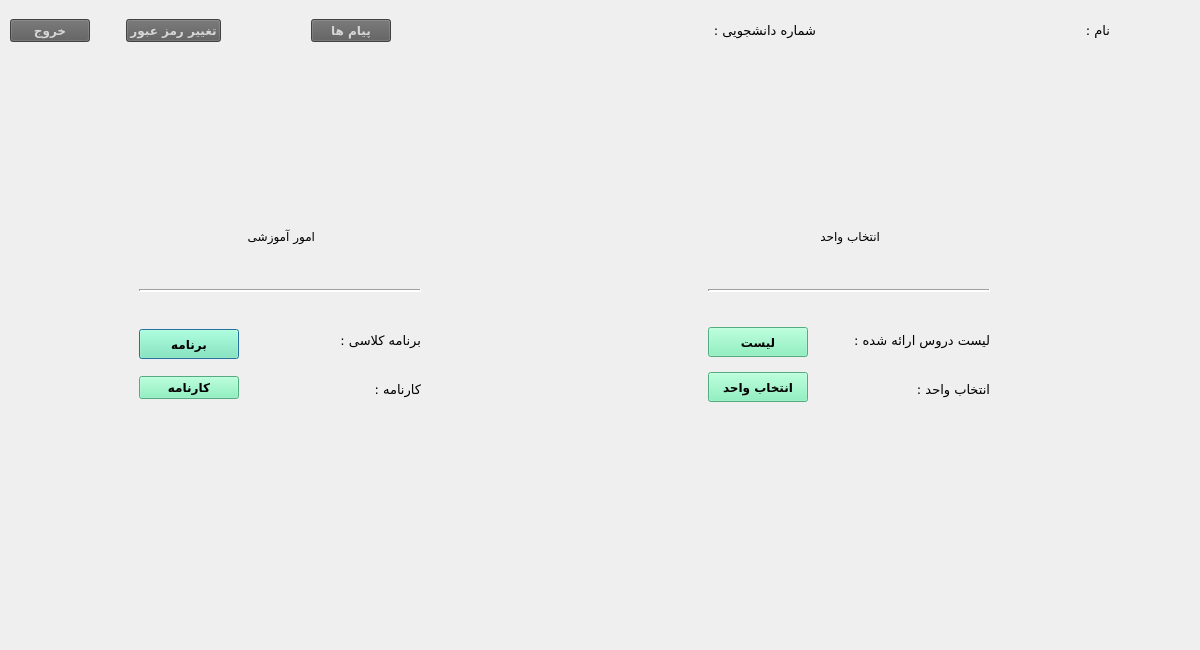
This is studentmaindialog.ui in AliRn76/Student-Portal as Qt 5 draws it before an edit. The edited form follows.
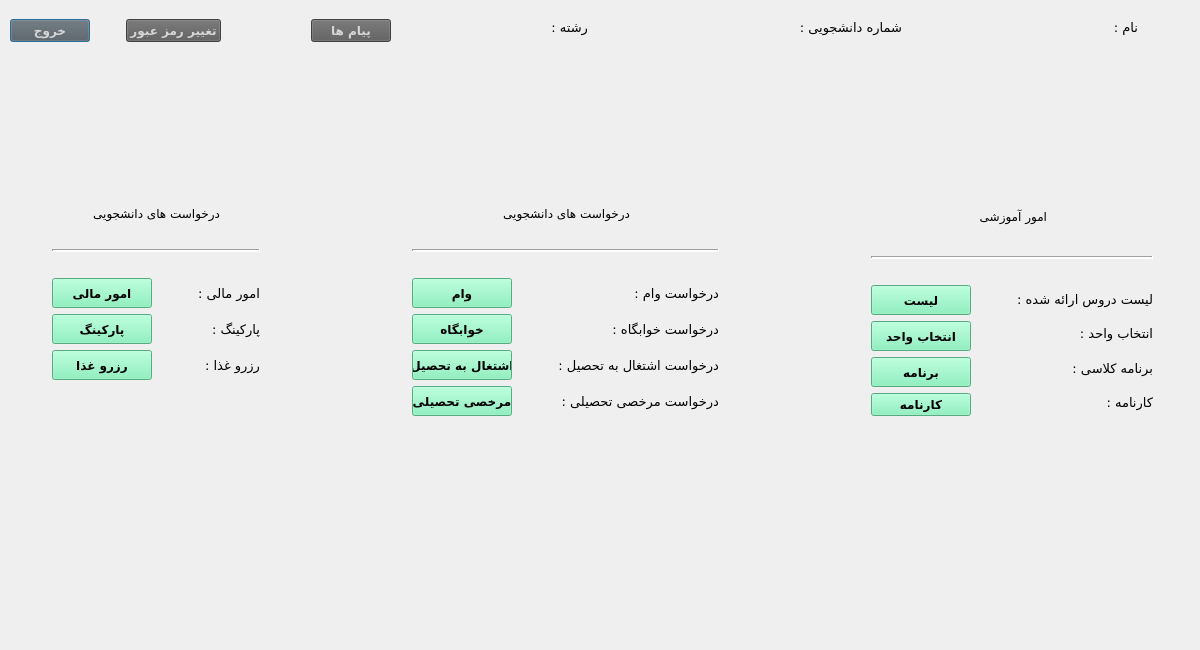
This is the edited form.

Commit message: barname fix shod

```diff
--- a/studentmaindialog.ui
+++ b/studentmaindialog.ui
@@ -13,21 +13,510 @@
   <property name="windowTitle">
    <string>صفحه اصلی دانشجو</string>
   </property>
-  <widget class="QWidget" name="layoutWidget_3">
+  <widget class="QWidget" name="layoutWidget">
    <property name="geometry">
     <rect>
-     <x>139</x>
-     <y>190</y>
-     <width>851</width>
-     <height>221</height>
+     <x>10</x>
+     <y>10</y>
+     <width>381</width>
+     <height>41</height>
     </rect>
    </property>
-   <layout class="QHBoxLayout" name="horizontalLayout_9">
+   <layout class="QHBoxLayout" name="horizontalLayout_2">
     <item>
-     <layout class="QVBoxLayout" name="verticalLayout_6">
+     <widget class="QPushButton" name="pushButton_exit">
+      <property name="font">
+       <font>
+        <family>B Nazanin</family>
+        <pointsize>9</pointsize>
+        <weight>75</weight>
+        <bold>true</bold>
+       </font>
+      </property>
+      <property name="styleSheet">
+       <string notr="true">background-color: rgb(91, 91, 91);
+color: rgb(214, 214, 214);</string>
+      </property>
+      <property name="text">
+       <string>خروج</string>
+      </property>
+     </widget>
+    </item>
+    <item>
+     <spacer name="horizontalSpacer_12">
+      <property name="orientation">
+       <enum>Qt::Horizontal</enum>
+      </property>
+      <property name="sizeType">
+       <enum>QSizePolicy::Minimum</enum>
+      </property>
+      <property name="sizeHint" stdset="0">
+       <size>
+        <width>30</width>
+        <height>20</height>
+       </size>
+      </property>
+     </spacer>
+    </item>
+    <item>
+     <widget class="QPushButton" name="pushButton_setting">
+      <property name="font">
+       <font>
+        <family>B Nazanin</family>
+        <pointsize>9</pointsize>
+        <weight>75</weight>
+        <bold>true</bold>
+       </font>
+      </property>
+      <property name="styleSheet">
+       <string notr="true">background-color: rgb(91, 91, 91);
+color: rgb(214, 214, 214);</string>
+      </property>
+      <property name="text">
+       <string>تغییر رمز عبور</string>
+      </property>
+     </widget>
+    </item>
+    <item>
+     <spacer name="horizontalSpacer_7">
+      <property name="orientation">
+       <enum>Qt::Horizontal</enum>
+      </property>
+      <property name="sizeHint" stdset="0">
+       <size>
+        <width>40</width>
+        <height>20</height>
+       </size>
+      </property>
+     </spacer>
+    </item>
+    <item>
+     <widget class="QPushButton" name="pushButton_5">
+      <property name="font">
+       <font>
+        <family>B Nazanin</family>
+        <pointsize>9</pointsize>
+        <weight>75</weight>
+        <bold>true</bold>
+       </font>
+      </property>
+      <property name="styleSheet">
+       <string notr="true">background-color: rgb(91, 91, 91);
+color: rgb(214, 214, 214);</string>
+      </property>
+      <property name="text">
+       <string>پیام ها</string>
+      </property>
+     </widget>
+    </item>
+   </layout>
+  </widget>
+  <widget class="QWidget" name="">
+   <property name="geometry">
+    <rect>
+     <x>537</x>
+     <y>10</y>
+     <width>601</width>
+     <height>34</height>
+    </rect>
+   </property>
+   <layout class="QHBoxLayout" name="horizontalLayout_6">
+    <item>
+     <layout class="QHBoxLayout" name="horizontalLayout_9">
+      <item>
+       <widget class="QLabel" name="label_field">
+        <property name="font">
+         <font>
+          <family>B Roya</family>
+          <pointsize>10</pointsize>
+          <weight>75</weight>
+          <bold>true</bold>
+         </font>
+        </property>
+        <property name="text">
+         <string/>
+        </property>
+       </widget>
+      </item>
+      <item>
+       <widget class="QLabel" name="label_13">
+        <property name="font">
+         <font>
+          <family>B Titr</family>
+          <pointsize>10</pointsize>
+         </font>
+        </property>
+        <property name="text">
+         <string>رشته :</string>
+        </property>
+       </widget>
+      </item>
+     </layout>
+    </item>
+    <item>
+     <spacer name="horizontalSpacer_20">
+      <property name="orientation">
+       <enum>Qt::Horizontal</enum>
+      </property>
+      <property name="sizeHint" stdset="0">
+       <size>
+        <width>40</width>
+        <height>20</height>
+       </size>
+      </property>
+     </spacer>
+    </item>
+    <item>
+     <layout class="QHBoxLayout" name="horizontalLayout_5">
+      <item>
+       <widget class="QLabel" name="label_stuCode">
+        <property name="font">
+         <font>
+          <family>B Roya</family>
+          <pointsize>10</pointsize>
+          <weight>75</weight>
+          <bold>true</bold>
+         </font>
+        </property>
+        <property name="text">
+         <string/>
+        </property>
+       </widget>
+      </item>
+      <item>
+       <widget class="QLabel" name="label_3">
+        <property name="font">
+         <font>
+          <family>B Titr</family>
+          <pointsize>10</pointsize>
+         </font>
+        </property>
+        <property name="text">
+         <string>شماره دانشجویی :</string>
+        </property>
+       </widget>
+      </item>
+     </layout>
+    </item>
+    <item>
+     <spacer name="horizontalSpacer">
+      <property name="orientation">
+       <enum>Qt::Horizontal</enum>
+      </property>
+      <property name="sizeHint" stdset="0">
+       <size>
+        <width>40</width>
+        <height>20</height>
+       </size>
+      </property>
+     </spacer>
+    </item>
+    <item>
+     <layout class="QHBoxLayout" name="horizontalLayout_4">
+      <item>
+       <widget class="QLabel" name="label_name">
+        <property name="font">
+         <font>
+          <family>B Roya</family>
+          <pointsize>10</pointsize>
+          <weight>75</weight>
+          <bold>true</bold>
+         </font>
+        </property>
+        <property name="text">
+         <string/>
+        </property>
+       </widget>
+      </item>
+      <item>
+       <widget class="QLabel" name="label">
+        <property name="font">
+         <font>
+          <family>B Titr</family>
+          <pointsize>10</pointsize>
+         </font>
+        </property>
+        <property name="text">
+         <string>نام :</string>
+        </property>
+       </widget>
+      </item>
+     </layout>
+    </item>
+   </layout>
+  </widget>
+  <widget class="QWidget" name="">
+   <property name="geometry">
+    <rect>
+     <x>52</x>
+     <y>183</y>
+     <width>1101</width>
+     <height>233</height>
+    </rect>
+   </property>
+   <layout class="QHBoxLayout" name="horizontalLayout_12">
+    <item>
+     <layout class="QVBoxLayout" name="verticalLayout_9">
       <item>
        <layout class="QHBoxLayout" name="horizontalLayout_7">
         <item>
+         <spacer name="horizontalSpacer_14">
+          <property name="orientation">
+           <enum>Qt::Horizontal</enum>
+          </property>
+          <property name="sizeHint" stdset="0">
+           <size>
+            <width>40</width>
+            <height>20</height>
+           </size>
+          </property>
+         </spacer>
+        </item>
+        <item>
+         <widget class="QLabel" name="label_14">
+          <property name="font">
+           <font>
+            <family>B Titr</family>
+            <pointsize>9</pointsize>
+           </font>
+          </property>
+          <property name="text">
+           <string>درخواست های دانشجویی</string>
+          </property>
+         </widget>
+        </item>
+        <item>
+         <spacer name="horizontalSpacer_15">
+          <property name="orientation">
+           <enum>Qt::Horizontal</enum>
+          </property>
+          <property name="sizeHint" stdset="0">
+           <size>
+            <width>40</width>
+            <height>20</height>
+           </size>
+          </property>
+         </spacer>
+        </item>
+       </layout>
+      </item>
+      <item>
+       <widget class="Line" name="line_3">
+        <property name="lineWidth">
+         <number>2</number>
+        </property>
+        <property name="orientation">
+         <enum>Qt::Horizontal</enum>
+        </property>
+       </widget>
+      </item>
+      <item>
+       <spacer name="horizontalSpacer_16">
+        <property name="orientation">
+         <enum>Qt::Horizontal</enum>
+        </property>
+        <property name="sizeHint" stdset="0">
+         <size>
+          <width>208</width>
+          <height>20</height>
+         </size>
+        </property>
+       </spacer>
+      </item>
+      <item>
+       <layout class="QHBoxLayout" name="horizontalLayout_8">
+        <item>
+         <layout class="QVBoxLayout" name="verticalLayout_2">
+          <item>
+           <widget class="QPushButton" name="pushButton_financial">
+            <property name="minimumSize">
+             <size>
+              <width>100</width>
+              <height>30</height>
+             </size>
+            </property>
+            <property name="maximumSize">
+             <size>
+              <width>100</width>
+              <height>30</height>
+             </size>
+            </property>
+            <property name="font">
+             <font>
+              <family>B Nazanin</family>
+              <pointsize>9</pointsize>
+              <weight>75</weight>
+              <bold>true</bold>
+             </font>
+            </property>
+            <property name="styleSheet">
+             <string notr="true">background-color:rgb(118, 240, 179)</string>
+            </property>
+            <property name="text">
+             <string>امور مالی</string>
+            </property>
+           </widget>
+          </item>
+          <item>
+           <widget class="QPushButton" name="pushButton_parking">
+            <property name="minimumSize">
+             <size>
+              <width>100</width>
+              <height>30</height>
+             </size>
+            </property>
+            <property name="maximumSize">
+             <size>
+              <width>100</width>
+              <height>30</height>
+             </size>
+            </property>
+            <property name="font">
+             <font>
+              <family>B Nazanin</family>
+              <pointsize>9</pointsize>
+              <weight>75</weight>
+              <bold>true</bold>
+             </font>
+            </property>
+            <property name="styleSheet">
+             <string notr="true">background-color:rgb(118, 240, 179)</string>
+            </property>
+            <property name="text">
+             <string>پارکینگ</string>
+            </property>
+           </widget>
+          </item>
+          <item>
+           <widget class="QPushButton" name="pushButton_food">
+            <property name="minimumSize">
+             <size>
+              <width>100</width>
+              <height>30</height>
+             </size>
+            </property>
+            <property name="maximumSize">
+             <size>
+              <width>100</width>
+              <height>30</height>
+             </size>
+            </property>
+            <property name="font">
+             <font>
+              <family>B Nazanin</family>
+              <pointsize>9</pointsize>
+              <weight>75</weight>
+              <bold>true</bold>
+             </font>
+            </property>
+            <property name="styleSheet">
+             <string notr="true">background-color:rgb(118, 240, 179)</string>
+            </property>
+            <property name="text">
+             <string>رزرو غذا</string>
+            </property>
+           </widget>
+          </item>
+          <item>
+           <widget class="QLabel" name="label_18">
+            <property name="minimumSize">
+             <size>
+              <width>0</width>
+              <height>30</height>
+             </size>
+            </property>
+            <property name="text">
+             <string/>
+            </property>
+           </widget>
+          </item>
+         </layout>
+        </item>
+        <item>
+         <spacer name="horizontalSpacer_17">
+          <property name="orientation">
+           <enum>Qt::Horizontal</enum>
+          </property>
+          <property name="sizeHint" stdset="0">
+           <size>
+            <width>40</width>
+            <height>20</height>
+           </size>
+          </property>
+         </spacer>
+        </item>
+        <item>
+         <layout class="QVBoxLayout" name="verticalLayout">
+          <item>
+           <widget class="QLabel" name="label_15">
+            <property name="font">
+             <font>
+              <family>B Koodak</family>
+              <pointsize>10</pointsize>
+             </font>
+            </property>
+            <property name="text">
+             <string>امور مالی :</string>
+            </property>
+           </widget>
+          </item>
+          <item>
+           <widget class="QLabel" name="label_16">
+            <property name="font">
+             <font>
+              <family>B Koodak</family>
+              <pointsize>10</pointsize>
+             </font>
+            </property>
+            <property name="text">
+             <string>پارکینگ :</string>
+            </property>
+           </widget>
+          </item>
+          <item>
+           <widget class="QLabel" name="label_17">
+            <property name="font">
+             <font>
+              <family>B Koodak</family>
+              <pointsize>10</pointsize>
+             </font>
+            </property>
+            <property name="text">
+             <string>رزرو غذا :</string>
+            </property>
+           </widget>
+          </item>
+          <item>
+           <widget class="QLabel" name="label_19">
+            <property name="text">
+             <string/>
+            </property>
+           </widget>
+          </item>
+         </layout>
+        </item>
+       </layout>
+      </item>
+     </layout>
+    </item>
+    <item>
+     <spacer name="horizontalSpacer_9">
+      <property name="orientation">
+       <enum>Qt::Horizontal</enum>
+      </property>
+      <property name="sizeHint" stdset="0">
+       <size>
+        <width>40</width>
+        <height>20</height>
+       </size>
+      </property>
+     </spacer>
+    </item>
+    <item>
+     <layout class="QVBoxLayout" name="verticalLayout_8">
+      <item>
+       <layout class="QHBoxLayout" name="horizontalLayout_3">
+        <item>
          <spacer name="horizontalSpacer_5">
           <property name="orientation">
            <enum>Qt::Horizontal</enum>
@@ -49,7 +538,7 @@
            </font>
           </property>
           <property name="text">
-           <string>امور آموزشی</string>
+           <string>درخواست های دانشجویی</string>
           </property>
          </widget>
         </item>
@@ -85,24 +574,30 @@
         </property>
         <property name="sizeHint" stdset="0">
          <size>
-          <width>40</width>
+          <width>208</width>
           <height>20</height>
          </size>
         </property>
        </spacer>
       </item>
       <item>
-       <layout class="QHBoxLayout" name="horizontalLayout_3">
+       <layout class="QHBoxLayout" name="horizontalLayout_10">
         <item>
          <layout class="QVBoxLayout" name="verticalLayout_4">
           <item>
-           <widget class="QPushButton" name="pushButton_barnameClass">
+           <widget class="QPushButton" name="pushButton_loan">
             <property name="minimumSize">
              <size>
               <width>100</width>
               <height>30</height>
              </size>
             </property>
+            <property name="maximumSize">
+             <size>
+              <width>100</width>
+              <height>30</height>
+             </size>
+            </property>
             <property name="font">
              <font>
               <family>B Nazanin</family>
@@ -115,12 +610,24 @@
              <string notr="true">background-color:rgb(118, 240, 179)</string>
             </property>
             <property name="text">
-             <string>برنامه</string>
+             <string>وام</string>
             </property>
            </widget>
           </item>
           <item>
-           <widget class="QPushButton" name="pushButton_karname">
+           <widget class="QPushButton" name="pushButton_dorm">
+            <property name="minimumSize">
+             <size>
+              <width>100</width>
+              <height>30</height>
+             </size>
+            </property>
+            <property name="maximumSize">
+             <size>
+              <width>100</width>
+              <height>30</height>
+             </size>
+            </property>
             <property name="font">
              <font>
               <family>B Nazanin</family>
@@ -133,7 +640,67 @@
              <string notr="true">background-color:rgb(118, 240, 179)</string>
             </property>
             <property name="text">
-             <string>کارنامه</string>
+             <string>خوابگاه</string>
+            </property>
+           </widget>
+          </item>
+          <item>
+           <widget class="QPushButton" name="pushButton_eshteghal">
+            <property name="minimumSize">
+             <size>
+              <width>100</width>
+              <height>30</height>
+             </size>
+            </property>
+            <property name="maximumSize">
+             <size>
+              <width>100</width>
+              <height>30</height>
+             </size>
+            </property>
+            <property name="font">
+             <font>
+              <family>B Nazanin</family>
+              <pointsize>9</pointsize>
+              <weight>75</weight>
+              <bold>true</bold>
+             </font>
+            </property>
+            <property name="styleSheet">
+             <string notr="true">background-color:rgb(118, 240, 179)</string>
+            </property>
+            <property name="text">
+             <string>اشتغال به تحصیل</string>
+            </property>
+           </widget>
+          </item>
+          <item>
+           <widget class="QPushButton" name="pushButton_morkhasi">
+            <property name="minimumSize">
+             <size>
+              <width>100</width>
+              <height>30</height>
+             </size>
+            </property>
+            <property name="maximumSize">
+             <size>
+              <width>100</width>
+              <height>30</height>
+             </size>
+            </property>
+            <property name="font">
+             <font>
+              <family>B Nazanin</family>
+              <pointsize>9</pointsize>
+              <weight>75</weight>
+              <bold>true</bold>
+             </font>
+            </property>
+            <property name="styleSheet">
+             <string notr="true">background-color:rgb(118, 240, 179)</string>
+            </property>
+            <property name="text">
+             <string>مرخصی تحصیلی</string>
             </property>
            </widget>
           </item>
@@ -155,7 +722,7 @@
         <item>
          <layout class="QVBoxLayout" name="verticalLayout_3">
           <item>
-           <widget class="QLabel" name="label_5">
+           <widget class="QLabel" name="label_11">
             <property name="font">
              <font>
               <family>B Koodak</family>
@@ -163,12 +730,12 @@
              </font>
             </property>
             <property name="text">
-             <string>برنامه کلاسی :</string>
+             <string>درخواست وام :</string>
             </property>
            </widget>
           </item>
           <item>
-           <widget class="QLabel" name="label_4">
+           <widget class="QLabel" name="label_9">
             <property name="font">
              <font>
               <family>B Koodak</family>
@@ -176,7 +743,33 @@
              </font>
             </property>
             <property name="text">
-             <string>کارنامه :</string>
+             <string>درخواست خوابگاه :</string>
+            </property>
+           </widget>
+          </item>
+          <item>
+           <widget class="QLabel" name="label_10">
+            <property name="font">
+             <font>
+              <family>B Koodak</family>
+              <pointsize>10</pointsize>
+             </font>
+            </property>
+            <property name="text">
+             <string>درخواست اشتغال به تحصیل :</string>
+            </property>
+           </widget>
+          </item>
+          <item>
+           <widget class="QLabel" name="label_12">
+            <property name="font">
+             <font>
+              <family>B Koodak</family>
+              <pointsize>10</pointsize>
+             </font>
+            </property>
+            <property name="text">
+             <string>درخواست مرخصی تحصیلی :</string>
             </property>
            </widget>
           </item>
@@ -200,9 +793,9 @@
      </spacer>
     </item>
     <item>
-     <layout class="QVBoxLayout" name="verticalLayout_5">
+     <layout class="QVBoxLayout" name="verticalLayout_7">
       <item>
-       <layout class="QHBoxLayout" name="horizontalLayout_8">
+       <layout class="QHBoxLayout" name="horizontalLayout">
         <item>
          <spacer name="horizontalSpacer_11">
           <property name="orientation">
@@ -225,7 +818,7 @@
            </font>
           </property>
           <property name="text">
-           <string>انتخاب واحد</string>
+           <string>امور آموزشی</string>
           </property>
          </widget>
         </item>
@@ -261,16 +854,16 @@
         </property>
         <property name="sizeHint" stdset="0">
          <size>
-          <width>40</width>
+          <width>258</width>
           <height>20</height>
          </size>
         </property>
        </spacer>
       </item>
       <item>
-       <layout class="QHBoxLayout" name="horizontalLayout">
+       <layout class="QHBoxLayout" name="horizontalLayout_11">
         <item>
-         <layout class="QVBoxLayout" name="verticalLayout_2">
+         <layout class="QVBoxLayout" name="verticalLayout_6">
           <item>
            <widget class="QPushButton" name="pushButton_listErae">
             <property name="minimumSize">
@@ -319,6 +912,48 @@
             </property>
            </widget>
           </item>
+          <item>
+           <widget class="QPushButton" name="pushButton_barnameClass">
+            <property name="minimumSize">
+             <size>
+              <width>100</width>
+              <height>30</height>
+             </size>
+            </property>
+            <property name="font">
+             <font>
+              <family>B Nazanin</family>
+              <pointsize>9</pointsize>
+              <weight>75</weight>
+              <bold>true</bold>
+             </font>
+            </property>
+            <property name="styleSheet">
+             <string notr="true">background-color:rgb(118, 240, 179)</string>
+            </property>
+            <property name="text">
+             <string>برنامه</string>
+            </property>
+           </widget>
+          </item>
+          <item>
+           <widget class="QPushButton" name="pushButton_karname">
+            <property name="font">
+             <font>
+              <family>B Nazanin</family>
+              <pointsize>9</pointsize>
+              <weight>75</weight>
+              <bold>true</bold>
+             </font>
+            </property>
+            <property name="styleSheet">
+             <string notr="true">background-color:rgb(118, 240, 179)</string>
+            </property>
+            <property name="text">
+             <string>کارنامه</string>
+            </property>
+           </widget>
+          </item>
          </layout>
         </item>
         <item>
@@ -335,7 +970,7 @@
          </spacer>
         </item>
         <item>
-         <layout class="QVBoxLayout" name="verticalLayout">
+         <layout class="QVBoxLayout" name="verticalLayout_5">
           <item>
            <widget class="QLabel" name="label_6">
             <property name="font">
@@ -362,6 +997,32 @@
             </property>
            </widget>
           </item>
+          <item>
+           <widget class="QLabel" name="label_5">
+            <property name="font">
+             <font>
+              <family>B Koodak</family>
+              <pointsize>10</pointsize>
+             </font>
+            </property>
+            <property name="text">
+             <string>برنامه کلاسی :</string>
+            </property>
+           </widget>
+          </item>
+          <item>
+           <widget class="QLabel" name="label_4">
+            <property name="font">
+             <font>
+              <family>B Koodak</family>
+              <pointsize>10</pointsize>
+             </font>
+            </property>
+            <property name="text">
+             <string>کارنامه :</string>
+            </property>
+           </widget>
+          </item>
          </layout>
         </item>
        </layout>
@@ -370,193 +1031,6 @@
     </item>
    </layout>
   </widget>
-  <widget class="QWidget" name="layoutWidget_2">
-   <property name="geometry">
-    <rect>
-     <x>699</x>
-     <y>10</y>
-     <width>411</width>
-     <height>40</height>
-    </rect>
-   </property>
-   <layout class="QHBoxLayout" name="horizontalLayout_6">
-    <item>
-     <layout class="QHBoxLayout" name="horizontalLayout_5">
-      <item>
-       <widget class="QLabel" name="label_stuCode">
-        <property name="font">
-         <font>
-          <family>B Roya</family>
-          <pointsize>10</pointsize>
-          <weight>75</weight>
-          <bold>true</bold>
-         </font>
-        </property>
-        <property name="text">
-         <string/>
-        </property>
-       </widget>
-      </item>
-      <item>
-       <widget class="QLabel" name="label_3">
-        <property name="font">
-         <font>
-          <family>B Titr</family>
-          <pointsize>10</pointsize>
-         </font>
-        </property>
-        <property name="text">
-         <string>شماره دانشجویی :</string>
-        </property>
-       </widget>
-      </item>
-     </layout>
-    </item>
-    <item>
-     <spacer name="horizontalSpacer">
-      <property name="orientation">
-       <enum>Qt::Horizontal</enum>
-      </property>
-      <property name="sizeHint" stdset="0">
-       <size>
-        <width>40</width>
-        <height>20</height>
-       </size>
-      </property>
-     </spacer>
-    </item>
-    <item>
-     <layout class="QHBoxLayout" name="horizontalLayout_4">
-      <item>
-       <widget class="QLabel" name="label_name">
-        <property name="font">
-         <font>
-          <family>B Roya</family>
-          <pointsize>10</pointsize>
-          <weight>75</weight>
-          <bold>true</bold>
-         </font>
-        </property>
-        <property name="text">
-         <string/>
-        </property>
-       </widget>
-      </item>
-      <item>
-       <widget class="QLabel" name="label">
-        <property name="font">
-         <font>
-          <family>B Titr</family>
-          <pointsize>10</pointsize>
-         </font>
-        </property>
-        <property name="text">
-         <string>نام :</string>
-        </property>
-       </widget>
-      </item>
-     </layout>
-    </item>
-   </layout>
-  </widget>
-  <widget class="QWidget" name="layoutWidget">
-   <property name="geometry">
-    <rect>
-     <x>10</x>
-     <y>10</y>
-     <width>381</width>
-     <height>41</height>
-    </rect>
-   </property>
-   <layout class="QHBoxLayout" name="horizontalLayout_2">
-    <item>
-     <widget class="QPushButton" name="pushButton_exit">
-      <property name="font">
-       <font>
-        <family>B Nazanin</family>
-        <pointsize>9</pointsize>
-        <weight>75</weight>
-        <bold>true</bold>
-       </font>
-      </property>
-      <property name="styleSheet">
-       <string notr="true">background-color: rgb(91, 91, 91);
-color: rgb(214, 214, 214);</string>
-      </property>
-      <property name="text">
-       <string>خروج</string>
-      </property>
-     </widget>
-    </item>
-    <item>
-     <spacer name="horizontalSpacer_12">
-      <property name="orientation">
-       <enum>Qt::Horizontal</enum>
-      </property>
-      <property name="sizeType">
-       <enum>QSizePolicy::Minimum</enum>
-      </property>
-      <property name="sizeHint" stdset="0">
-       <size>
-        <width>30</width>
-        <height>20</height>
-       </size>
-      </property>
-     </spacer>
-    </item>
-    <item>
-     <widget class="QPushButton" name="pushButton_setting">
-      <property name="font">
-       <font>
-        <family>B Nazanin</family>
-        <pointsize>9</pointsize>
-        <weight>75</weight>
-        <bold>true</bold>
-       </font>
-      </property>
-      <property name="styleSheet">
-       <string notr="true">background-color: rgb(91, 91, 91);
-color: rgb(214, 214, 214);</string>
-      </property>
-      <property name="text">
-       <string>تغییر رمز عبور</string>
-      </property>
-     </widget>
-    </item>
-    <item>
-     <spacer name="horizontalSpacer_7">
-      <property name="orientation">
-       <enum>Qt::Horizontal</enum>
-      </property>
-      <property name="sizeHint" stdset="0">
-       <size>
-        <width>40</width>
-        <height>20</height>
-       </size>
-      </property>
-     </spacer>
-    </item>
-    <item>
-     <widget class="QPushButton" name="pushButton_5">
-      <property name="font">
-       <font>
-        <family>B Nazanin</family>
-        <pointsize>9</pointsize>
-        <weight>75</weight>
-        <bold>true</bold>
-       </font>
-      </property>
-      <property name="styleSheet">
-       <string notr="true">background-color: rgb(91, 91, 91);
-color: rgb(214, 214, 214);</string>
-      </property>
-      <property name="text">
-       <string>پیام ها</string>
-      </property>
-     </widget>
-    </item>
-   </layout>
-  </widget>
  </widget>
  <resources/>
  <connections>
```
The commit also changes 8 other files.
